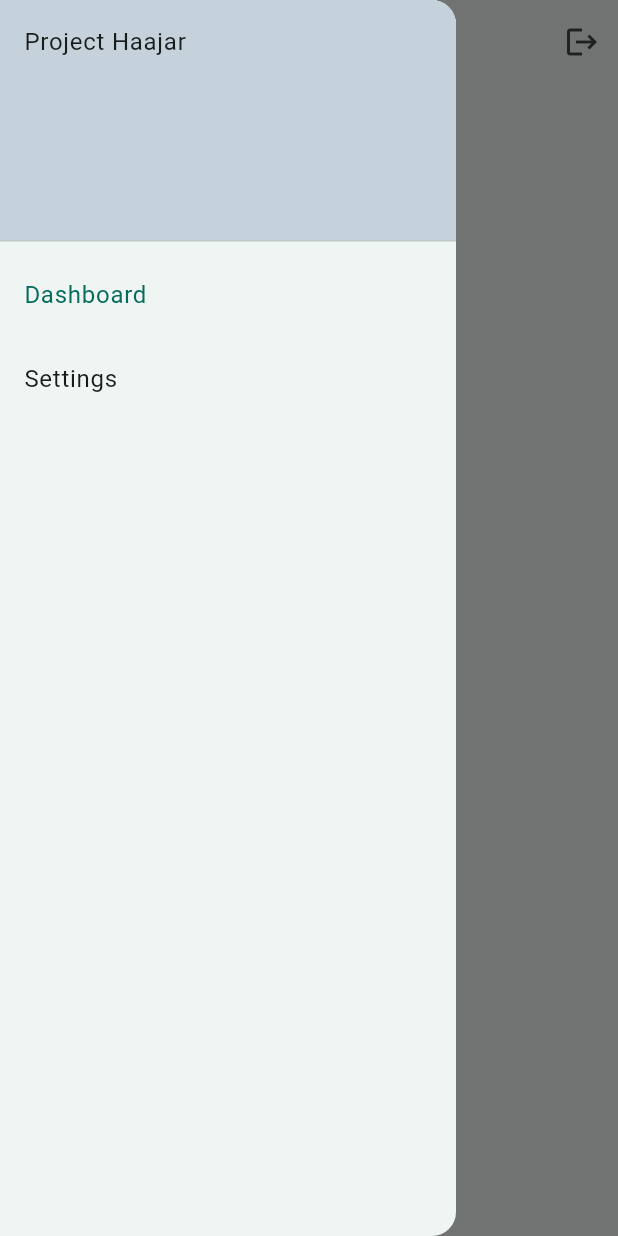
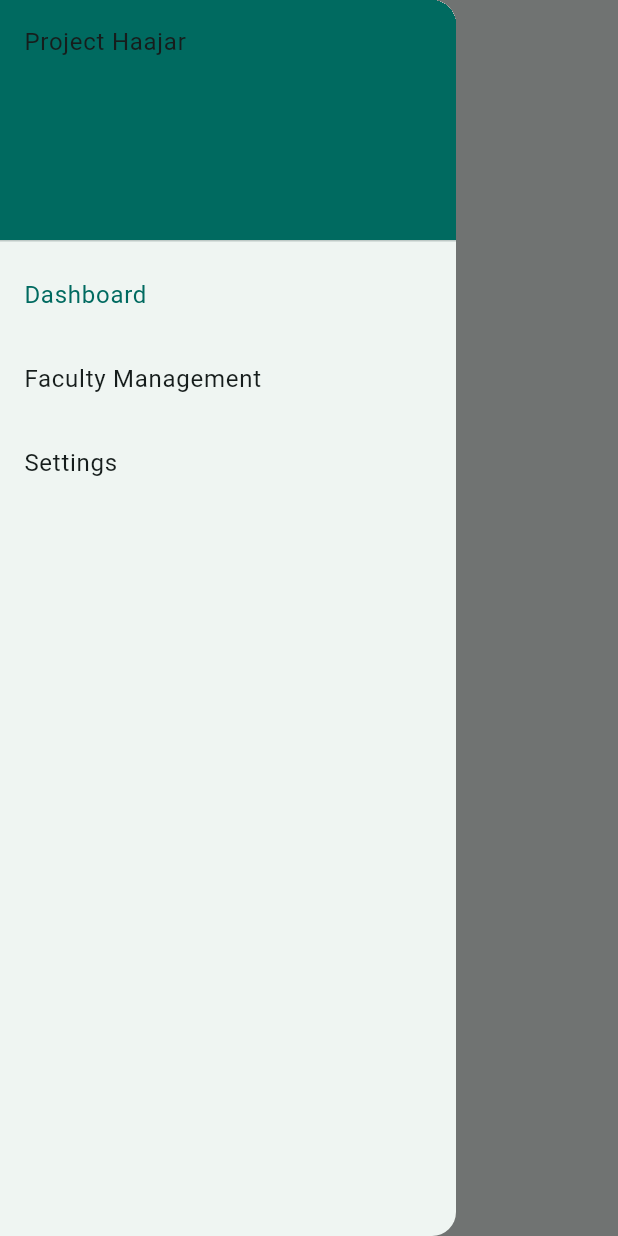
Before and after one commit to ATS527/project_haajar, a Flutter app: the HomeScreen screen opened by its route, with the side drawer open, on a phone screen of 412 x 824 dp. Run offline on Flutter 3.47's test engine with Material 3 defaults, Android fonts, the phone set to English and light mode, and no system bars; our stand-ins replace appwrite, flutter_dotenv, go_router, signals; network calls fail.

Commit message:
added user preferences in appwrite to successfully implement appwide theming

```diff
--- a/lib/router.dart
+++ b/lib/router.dart
@@ -26,7 +26,7 @@ class CustomRouter {
             routes: [
               GoRoute(
                 path: 'home-screen',
-                builder: (context, state) => const HomeScreen(),
+                builder: (context, state) => HomeScreen(),
               ),
             ]),
         GoRoute(
--- a/lib/screens/authentication/splash_screen.dart
+++ b/lib/screens/authentication/splash_screen.dart
@@ -28,7 +28,7 @@ class _SplashScreenState extends State<SplashScreen> {
             );
           }
           if (snapshot.hasData) {
-            return const HomeScreen();
+            return  HomeScreen();
           }
           return const SignInScreen();
         },
--- a/lib/screens/home_page_screens/home_screen.dart
+++ b/lib/screens/home_page_screens/home_screen.dart
@@ -2,79 +2,73 @@ import 'package:flutter/material.dart';
 import 'package:go_router/go_router.dart';
 import 'package:project_haajar/controllers/authentication_controller.dart';
 import 'package:project_haajar/screens/home_page_screens/dashboard_screen.dart';
+import 'package:project_haajar/screens/home_page_screens/faculty_management_screen.dart';
 import 'package:project_haajar/screens/home_page_screens/settings_screen.dart';
+import 'package:signals/signals_flutter.dart';
 
-class HomeScreen extends StatefulWidget {
-  const HomeScreen({super.key});
+final drawerIndex = signal(0);
 
-  @override
-  State<HomeScreen> createState() => _HomeScreenState();
-}
+class HomeScreen extends StatelessWidget {
+  HomeScreen({super.key});
 
-class _HomeScreenState extends State<HomeScreen> {
-  int _selectedIndex = 0;
+  final List<Widget> drawableWidgets = [
+    const DashboardScreen(),
+    const FacultyManagementScreen(),
+    const SettingsScreen(),
+  ];
 
-  void logout() async {
-    await auth.logoutUser().catchError((err) {
-      ScaffoldMessenger.of(context).showSnackBar(
-        SnackBar(
-          content: Text(err.toString()),
-        ),
-      );
-    });
-  }
-
-  List<Widget> drawableWidgets = [
-    const DashboardScreen(),
-    const SettingsScreen(),
+  final List<String> drawerTitles = [
+    "Welcome ${auth.currentUserName.peek()}", //dashboard
+    "Faculty Management",
+    "Settings",
   ];
 
   @override
   Widget build(BuildContext context) {
-    return Scaffold(
+    return Watch(
+      (context) => Scaffold(
         appBar: AppBar(
-        actions: [
-          IconButton(
-            onPressed: logout,
-            icon: const Icon(Icons.logout),
-          ),
-        ],
-        title: Text("Welcome ${auth.currentUserName.peek()}"),
+          title: Text(drawerTitles.elementAt(drawerIndex.value)),
         ),
         drawer: Drawer(
           child: ListView(
             padding: EdgeInsets.zero,
             children: [
-            const DrawerHeader(
+              DrawerHeader(
                 decoration: BoxDecoration(
-                color: Color.fromARGB(255, 198, 210, 219),
+                  color: Theme.of(context).primaryColor,
                 ),
-              child: Text('Project Haajar'),
+                child: const Text('Project Haajar'),
               ),
               ListTile(
                 title: const Text('Dashboard'),
-              selected: _selectedIndex == 0,
+                selected: drawerIndex.peek() == 0,
                 onTap: () {
-                setState(() {
-                  _selectedIndex = 0;
-                });
+                  drawerIndex.value = 0;
+                  context.pop();
+                },
+              ),
+              ListTile(
+                title: const Text('Faculty Management'),
+                selected: drawerIndex.peek() == 1,
+                onTap: () {
+                  drawerIndex.value = 1;
                   context.pop();
                 },
               ),
               ListTile(
                 title: const Text('Settings'),
-              selected: _selectedIndex == 1,
+                selected: drawerIndex.peek() == 2,
                 onTap: () {
-                setState(() {
-                  _selectedIndex = 1;
-                });
+                  drawerIndex.value = 2;
                   context.pop();
                 },
               ),
             ],
           ),
         ),
-      body: drawableWidgets.elementAt(_selectedIndex),
+        body: drawableWidgets.elementAt(drawerIndex.value),
+      ),
     );
   }
 }
```
Also changed, not shown: lib/controllers/authentication_controller.dart (+21 -0 lines), lib/main.dart (+25 -6 lines), lib/screens/home_page_screens/faculty_management_screen.dart (added, +12 -0 lines), lib/screens/home_page_screens/settings_screen.dart (+71 -4 lines). Lines whose indentation alone changed are shown as unchanged.
